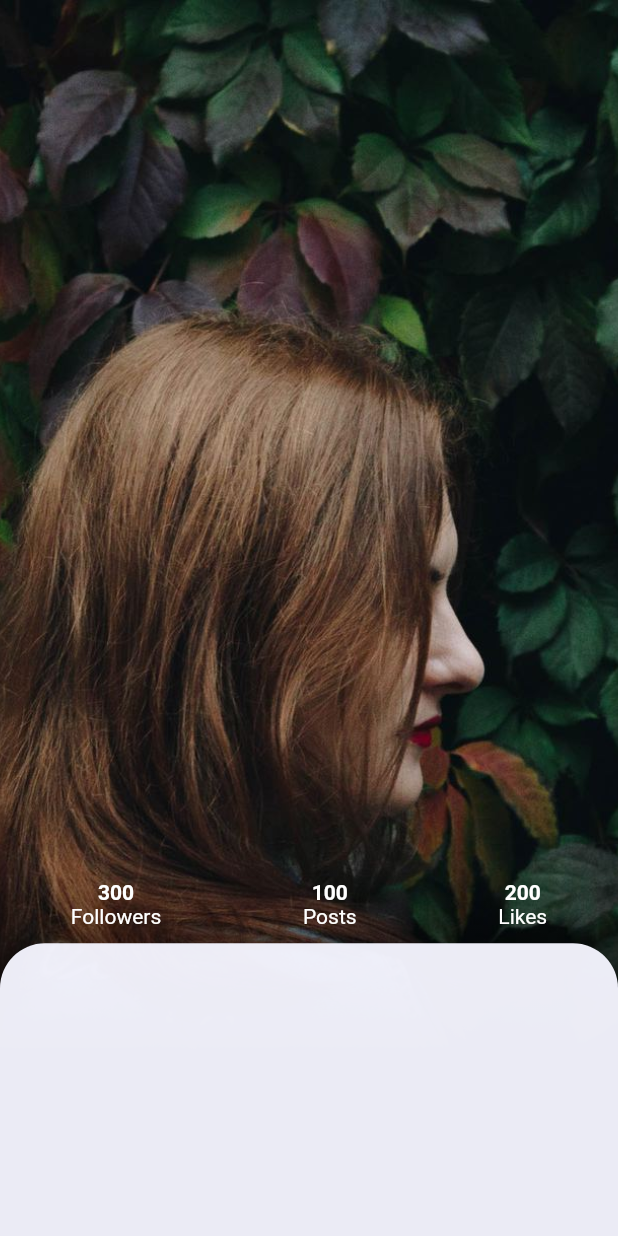
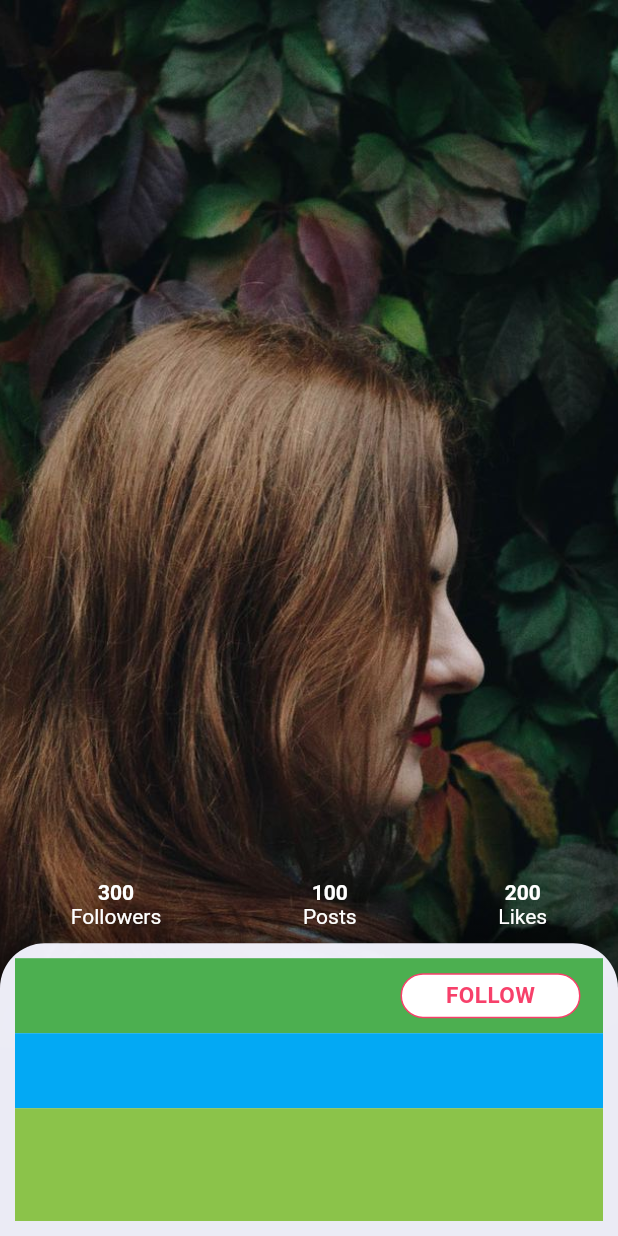
Before and after one commit to vin-the-dev/flutter_social_app, a Flutter app: the screen it shows after launch, on a phone screen of 412 x 824 dp. Run offline on Flutter 3.47's test engine with Material 2 defaults, Android fonts, the phone set to English and light mode, and no system bars.

Commit message:
Button Animation

```diff
--- a/lib/bottom_data_widget.dart
+++ b/lib/bottom_data_widget.dart
@@ -9,6 +9,10 @@ class BottomDataWidget extends StatefulWidget {
 }
 
 class _BottomDataWidgetState extends State<BottomDataWidget> {
+  void resetProfileData() {
+    setState(() {});
+  }
+
   @override
   Widget build(BuildContext context) {
     return Positioned(
@@ -39,11 +43,48 @@ class _BottomDataWidgetState extends State<BottomDataWidget> {
                 padding: new EdgeInsets.fromLTRB(0.0, 0.0, 0.0, 0.0),
                 onPressed: () {},
                 child: new Container(
-                    decoration: new BoxDecoration(
-                        borderRadius: new BorderRadius.only(
-                            topLeft: Radius.circular(30.0),
-                            topRight: new Radius.circular(30.0)),
-                        color: new Color(0xF5F5F5FF))),
+                  decoration: new BoxDecoration(
+                      borderRadius: new BorderRadius.only(
+                          topLeft: Radius.circular(30.0),
+                          topRight: new Radius.circular(30.0)),
+                      color: new Color(0xF5F5F5FF)),
+                  child: new Padding(
+                    padding: const EdgeInsets.all(10.0),
+                    child: new Column(
+                      children: <Widget>[
+                        Container(
+                          height: 50.0,
+                          color: Colors.green,
+                          width: double.infinity,
+                          child: Row(
+                            children: <Widget>[
+                              new Expanded(
+                                  child: Container(
+                                child: null, //Name and place
+                              )),
+                              Container(
+                                width: 150.0,
+                                // color: Colors.grey,
+                                padding: new EdgeInsets.all(10.0),
+                                child: Center(
+                                  child: new FollowButtonWidget(),
+                                ),
+                              )
+                            ],
+                          ),
+                        ),
+                        Container(
+                          height: 50.0,
+                          color: Colors.lightBlue,
+                        ),
+                        new Expanded(
+                            child: Container(
+                          color: Colors.lightGreen,
+                        ))
+                      ],
+                    ),
+                  ),
+                ),
               ),
             )
           ],
@@ -52,3 +93,79 @@ class _BottomDataWidgetState extends State<BottomDataWidget> {
     );
   }
 }
+
+class FollowButtonWidget extends StatefulWidget {
+  @override
+  _FollowButtonWidgetState createState() => new _FollowButtonWidgetState();
+}
+
+class _FollowButtonWidgetState extends State<FollowButtonWidget>
+    with TickerProviderStateMixin {
+  Animation buttonAnimation;
+  AnimationController buttonAnimationController;
+
+  @override
+  void initState() {
+    // TODO: implement initState
+    super.initState();
+    buttonAnimationController = new AnimationController(
+        duration: new Duration(milliseconds: 400), vsync: this);
+  }
+
+  @override
+  void didChangeDependencies() {
+    super.didChangeDependencies();
+    buttonAnimation = new Tween(
+      begin: 120.0,
+      end: 40.0,
+    ).animate(buttonAnimationController)
+      ..addListener(() {
+        setState(() {});
+      });
+  }
+
+  @override
+  Widget build(BuildContext context) {
+    var borderColor = const Color.fromRGBO(247, 64, 106, 1.0);
+    return new Container(
+      width: 120.0,
+      alignment: Alignment.centerRight,
+      child: new InkWell(
+        onTap: () {
+          print('Follow button tapped');
+          buttonAnimationController.forward()
+            ..whenComplete(() {
+              // buttonAnimationController.reverse();
+            });
+        },
+        child: new Container(
+          width: buttonAnimation.value,
+          height: 60.0,
+          alignment: FractionalOffset.center,
+          decoration: new BoxDecoration(
+            border: new Border.all(
+              color: borderColor,
+              width: 1.0,
+            ),
+            color: buttonAnimation.value == 120 ? Colors.white : borderColor,
+            borderRadius: new BorderRadius.all(const Radius.circular(30.0)),
+          ),
+          child: buttonAnimation.value > 75
+              ? new Text(
+                  "FOLLOW",
+                  style: new TextStyle(
+                    color: borderColor,
+                    fontSize: 15.0,
+                    fontWeight: FontWeight.w600,
+                    letterSpacing: 0.3,
+                  ),
+                )
+              : new Icon(
+                  Icons.person,
+                  color: Colors.white,
+                ),
+        ),
+      ),
+    );
+  }
+}
--- a/lib/main.dart
+++ b/lib/main.dart
@@ -38,6 +38,7 @@ class _HomePageState extends State<HomePage> with TickerProviderStateMixin {
   double animPercentage = 0.0;
   var profileData = [];
   int pageIndex = 0;
+  var _bottomDataWidget = new BottomDataWidget();
 
   @override
   void initState() {
@@ -55,23 +56,25 @@ class _HomePageState extends State<HomePage> with TickerProviderStateMixin {
           numberofFollowers: 300,
           numberofLikes: 200,
           numberofPosts: 100,
-          strImagePath: 'assets/image1.jpg'),
+          strImagePath: 'assets/image1.jpg',
+          name: 'Angelica	Briggs'),
       ProfileEntity(
           numberofFollowers: 30,
           numberofLikes: 20,
           numberofPosts: 10,
-          strImagePath: 'assets/image2.jpg'),
+          strImagePath: 'assets/image2.jpg',
+          name: 'Lillian	Bates'),
       ProfileEntity(
           numberofFollowers: 3,
           numberofLikes: 2,
           numberofPosts: 1,
-          strImagePath: 'assets/image3.jpg')
+          strImagePath: 'assets/image3.jpg',
+          name: 'Mary	Allison')
     ];
   }
 
   @override
   void didChangeDependencies() {
-    // TODO: implement didChangeDependencies
     super.didChangeDependencies();
     animation = Tween(begin: 0.0, end: 100.0).animate(animationController)
       ..addListener(() {
@@ -118,6 +121,7 @@ class _HomePageState extends State<HomePage> with TickerProviderStateMixin {
   }
 
   void animatePageChange(int pageIndex) {
+    // _bottomDataWidget.resetProfileData();
     opacityAnimationController.forward()
       ..whenCompleteOrCancel(() {
         this.pageIndex = pageIndex;
@@ -127,17 +131,10 @@ class _HomePageState extends State<HomePage> with TickerProviderStateMixin {
 
   @override
   Widget build(BuildContext context) {
-    // double heightValue() {
-    //   double h = MediaQuery.of(context).size.height;
-    //   double curPer = (((0.75 - 0.30) / 100 * animation.value) + 0.30);
-    //   double h2 = curPer * h;
-    //   return h2;
-    // }
-
     return new Scaffold(
         body: new Container(
       child: new Stack(
-        children: <Widget>[ImagePageWidget(), BottomDataWidget()],
+        children: <Widget>[new ImagePageWidget(), _bottomDataWidget],
       ),
     ));
   }
@@ -149,12 +146,15 @@ class ProfileEntity {
   int numberofPosts;
   int numberofLikes;
   String name;
-  String location_country;
-  String location_city;
+  String locationCountry;
+  String locationCity;
 
   ProfileEntity(
       {this.strImagePath,
       this.numberofFollowers,
       this.numberofLikes,
-      this.numberofPosts});
+      this.numberofPosts,
+      this.locationCity,
+      this.locationCountry,
+      this.name});
 }
```
